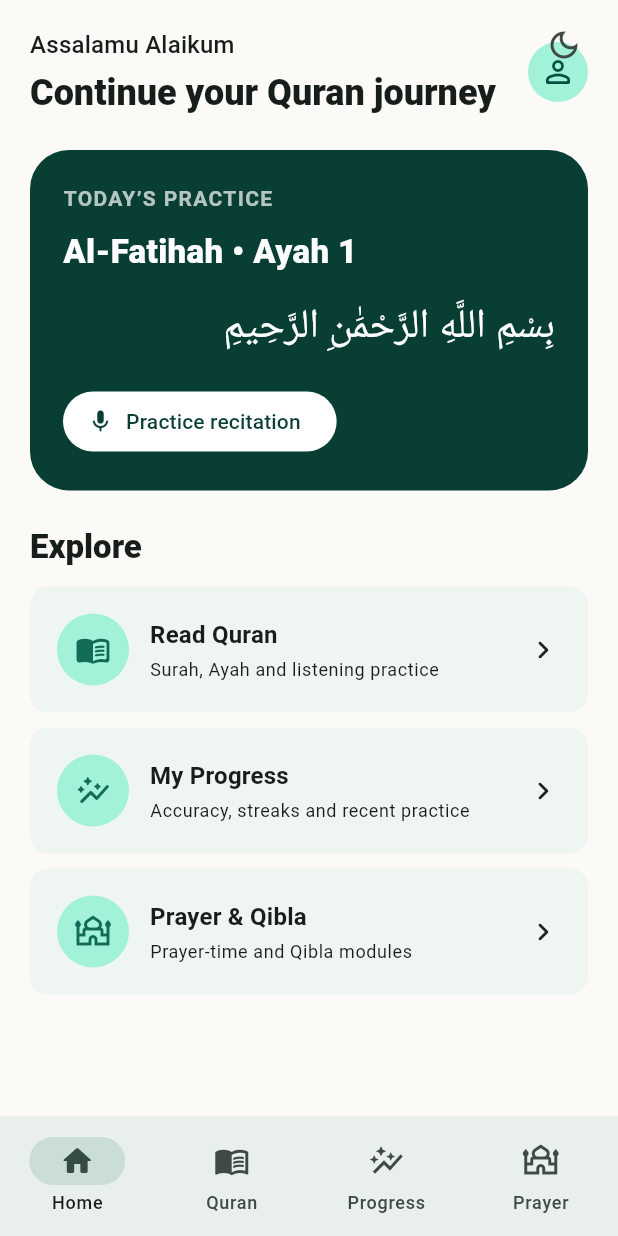
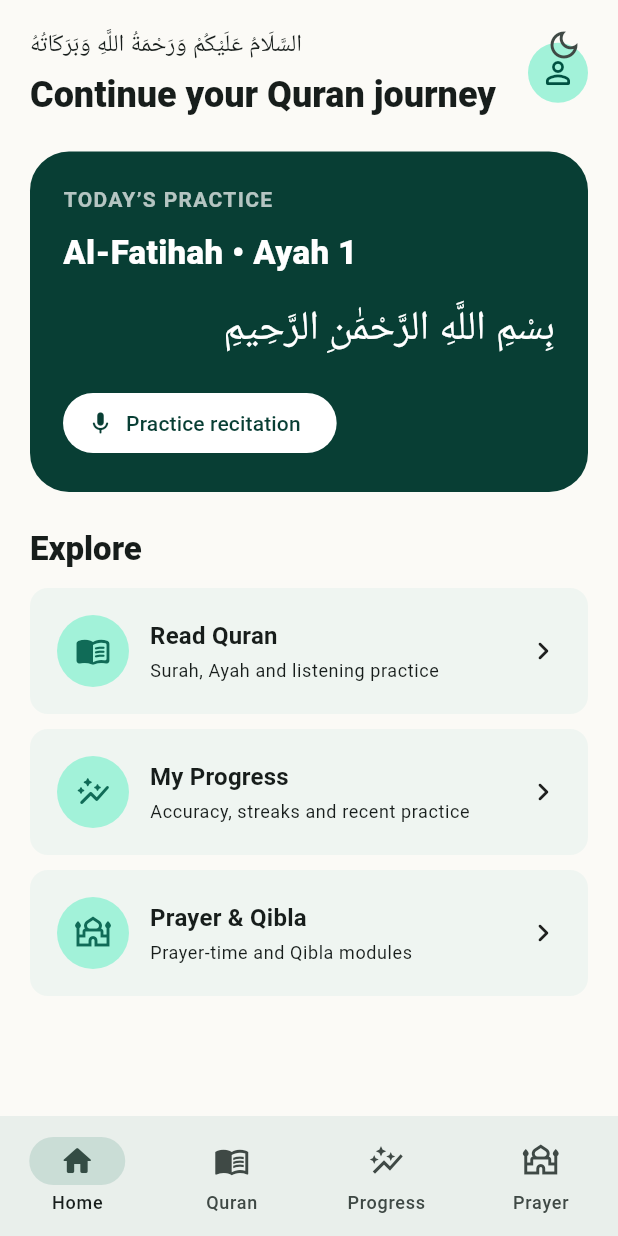
Before and after one commit to KaosarUddin/Qur-an_Tartil, a Flutter app: the screen it shows after launch, on a phone screen of 412 x 824 dp. Run offline on Flutter 3.47's test engine with Material 3 defaults, Android fonts, the phone set to English and light mode, and no system bars; our stand-ins replace audioplayers; missing offline and left inert: record.

Commit message:
Show full Arabic greeting on home screen

```diff
--- a/lib/screens/home_screen.dart
+++ b/lib/screens/home_screen.dart
@@ -20,8 +20,11 @@ class HomeScreen extends StatelessWidget {
                 child: Column(
                   crossAxisAlignment: CrossAxisAlignment.start,
                   children: [
-                    Text('Assalamu Alaikum',
-                        style: Theme.of(context).textTheme.titleMedium),
+                    Text(
+                      'السَّلَامُ عَلَيْكُمْ وَرَحْمَةُ اللَّهِ وَبَرَكَاتُهُ',
+                      textDirection: TextDirection.rtl,
+                      style: Theme.of(context).textTheme.titleMedium,
+                    ),
                     const SizedBox(height: 4),
                     Text('Continue your Quran journey',
                         style: Theme.of(context)
```
Also changed, not shown: 1 other file.
